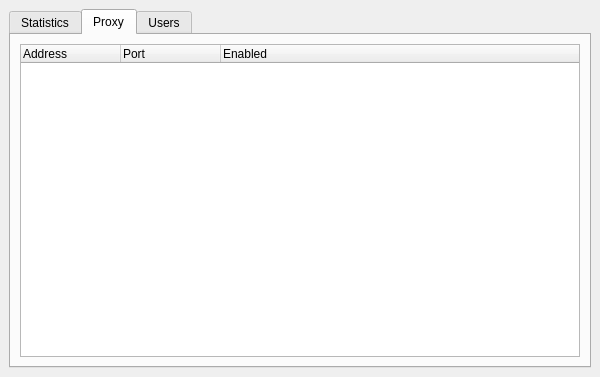
The window that source/router/ui/main_window.ui (dchapyshev/aspia) describes before a commit, drawn with Qt 5.
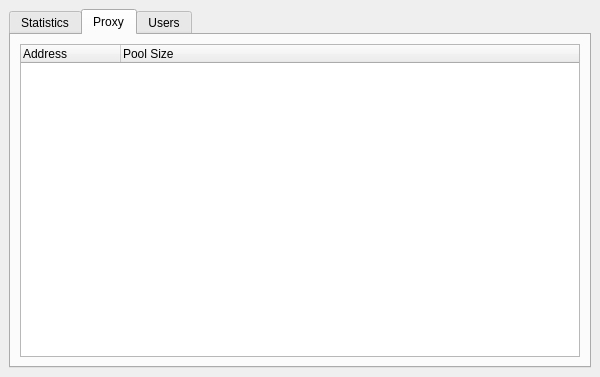
The same window after the commit. The open tabs and pages were chosen to show the change. Icons and pictures are not drawn.

The edit to the form file:
```diff
--- a/source/router/ui/main_window.ui
+++ b/source/router/ui/main_window.ui
@@ -121,12 +121,7 @@
           </column>
           <column>
            <property name="text">
-            <string>Port</string>
-           </property>
-          </column>
-          <column>
-           <property name="text">
-            <string>Enabled</string>
+            <string>Pool Size</string>
            </property>
           </column>
          </widget>
```
Left out of the diff: 5 changed lines with no effect on the pictures.
